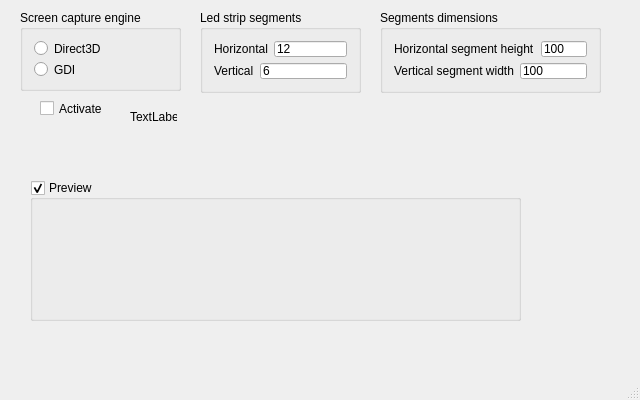
Qt form StripCtrl/StripCtrl/StripCtrl.ui (sergrt/stripctrl) before a commit.
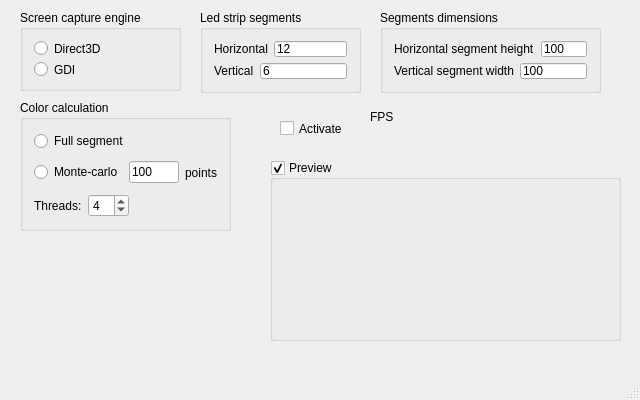
The same form after that commit. Custom widgets are drawn as their Qt base class.

Commit message: Add color calc settings.

```diff
--- a/StripCtrl/StripCtrl/StripCtrl.ui
+++ b/StripCtrl/StripCtrl/StripCtrl.ui
@@ -17,21 +17,21 @@
    <widget class="QLabel" name="labelFps">
     <property name="geometry">
      <rect>
-      <x>130</x>
+      <x>370</x>
       <y>110</y>
       <width>47</width>
       <height>13</height>
      </rect>
     </property>
     <property name="text">
-     <string>TextLabel</string>
+     <string>FPS</string>
     </property>
    </widget>
    <widget class="QCheckBox" name="activate_">
     <property name="geometry">
      <rect>
-      <x>40</x>
-      <y>100</y>
+      <x>280</x>
+      <y>120</y>
       <width>70</width>
       <height>17</height>
      </rect>
@@ -123,10 +123,10 @@
    <widget class="QGroupBox" name="previewBox">
     <property name="geometry">
      <rect>
-      <x>30</x>
-      <y>180</y>
-      <width>491</width>
-      <height>141</height>
+      <x>270</x>
+      <y>160</y>
+      <width>351</width>
+      <height>181</height>
      </rect>
     </property>
     <property name="title">
@@ -199,6 +199,90 @@
      </item>
     </layout>
    </widget>
+   <widget class="QGroupBox" name="groupBox_4">
+    <property name="geometry">
+     <rect>
+      <x>20</x>
+      <y>100</y>
+      <width>211</width>
+      <height>131</height>
+     </rect>
+    </property>
+    <property name="title">
+     <string>Color calculation</string>
+    </property>
+    <layout class="QVBoxLayout" name="verticalLayout_5">
+     <item>
+      <widget class="QRadioButton" name="color_full">
+       <property name="text">
+        <string>Full segment</string>
+       </property>
+      </widget>
+     </item>
+     <item>
+      <layout class="QHBoxLayout" name="horizontalLayout_5">
+       <item>
+        <widget class="QRadioButton" name="color_monte_carlo">
+         <property name="text">
+          <string>Monte-carlo</string>
+         </property>
+        </widget>
+       </item>
+       <item>
+        <widget class="QLineEdit" name="monte_carlo_points">
+         <property name="text">
+          <string>100</string>
+         </property>
+        </widget>
+       </item>
+       <item>
+        <widget class="QLabel" name="label_5">
+         <property name="text">
+          <string>points</string>
+         </property>
+        </widget>
+       </item>
+      </layout>
+     </item>
+     <item>
+      <layout class="QHBoxLayout" name="horizontalLayout_6">
+       <item>
+        <widget class="QLabel" name="label_7">
+         <property name="text">
+          <string>Threads:</string>
+         </property>
+        </widget>
+       </item>
+       <item>
+        <widget class="QSpinBox" name="color_threads">
+         <property name="minimum">
+          <number>1</number>
+         </property>
+         <property name="maximum">
+          <number>32</number>
+         </property>
+         <property name="value">
+          <number>4</number>
+         </property>
+        </widget>
+       </item>
+       <item>
+        <spacer name="horizontalSpacer">
+         <property name="orientation">
+          <enum>Qt::Horizontal</enum>
+         </property>
+         <property name="sizeHint" stdset="0">
+          <size>
+           <width>40</width>
+           <height>20</height>
+          </size>
+         </property>
+        </spacer>
+       </item>
+      </layout>
+     </item>
+    </layout>
+   </widget>
   </widget>
   <widget class="QMenuBar" name="menuBar">
    <property name="geometry">
```
The commit also changes 9 other files.
